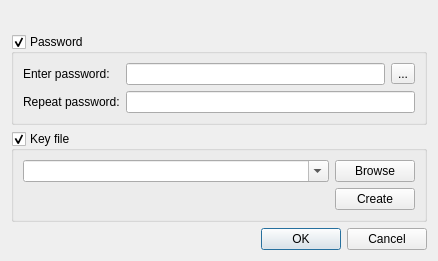
The window that src/gui/ChangeMasterKeyWidget.ui (danilovsergei/keepassx-gdrive) describes before a commit, drawn with Qt 5.
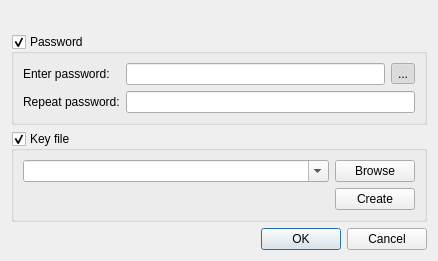
The same window after the commit.

Commit message: Make toggle password button in ChangeMasterKey widget work.

```diff
--- a/src/gui/ChangeMasterKeyWidget.ui
+++ b/src/gui/ChangeMasterKeyWidget.ui
@@ -7,7 +7,7 @@
     <x>0</x>
     <y>0</y>
     <width>438</width>
-    <height>237</height>
+    <height>242</height>
    </rect>
   </property>
   <layout class="QVBoxLayout" name="verticalLayout">
@@ -63,6 +63,12 @@
           <property name="text">
            <string>...</string>
           </property>
+          <property name="checkable">
+           <bool>true</bool>
+          </property>
+          <property name="checked">
+           <bool>true</bool>
+          </property>
          </widget>
         </item>
        </layout>
```
The commit also changes 2 other files.
